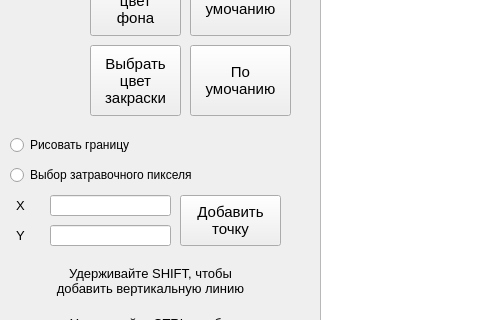
Above: lab_06/mainwindow.ui from CutNGrap/ics7-cg before the change; both pictures show x 0 to 480 and y 175 to 495 of the 1269 by 948 pixel window. Below: the same form after it.
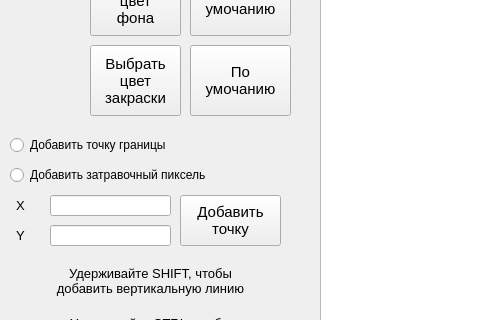
That is the form after the change.

The edit to the form file:
```diff
--- a/lab_06/mainwindow.ui
+++ b/lab_06/mainwindow.ui
@@ -424,12 +424,12 @@
      <rect>
       <x>10</x>
       <y>310</y>
-      <width>201</width>
+      <width>291</width>
       <height>20</height>
      </rect>
     </property>
     <property name="text">
-     <string>Рисовать границу</string>
+     <string>Добавить точку границы</string>
     </property>
    </widget>
    <widget class="QRadioButton" name="rad_dot">
@@ -442,7 +442,7 @@
      </rect>
     </property>
     <property name="text">
-     <string>Выбор затравочного пикселя</string>
+     <string>Добавить затравочный пиксель</string>
     </property>
    </widget>
    <widget class="QPushButton" name="but_close_2">
```
